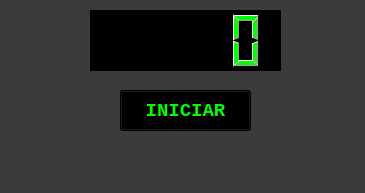
Old version of the form Programas/U2_Clase/P15_TemporizadorSegundoPlano_Correcto.ui in the repository c-arlo/PIP_2024_3.
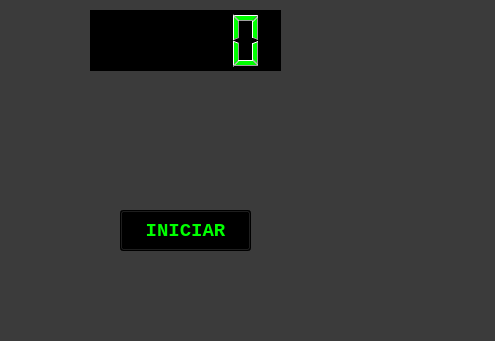
New version of the form.

Patch:
```diff
--- a/Programas/U2_Clase/P15_TemporizadorSegundoPlano_Correcto.ui
+++ b/Programas/U2_Clase/P15_TemporizadorSegundoPlano_Correcto.ui
@@ -6,8 +6,8 @@
    <rect>
     <x>0</x>
     <y>0</y>
-    <width>365</width>
-    <height>193</height>
+    <width>495</width>
+    <height>341</height>
    </rect>
   </property>
   <property name="windowTitle">
@@ -35,7 +35,7 @@
     <property name="geometry">
      <rect>
       <x>120</x>
-      <y>90</y>
+      <y>210</y>
       <width>131</width>
       <height>41</height>
      </rect>
```
Left out of the diff: 2 changed lines with no effect on the pictures.
